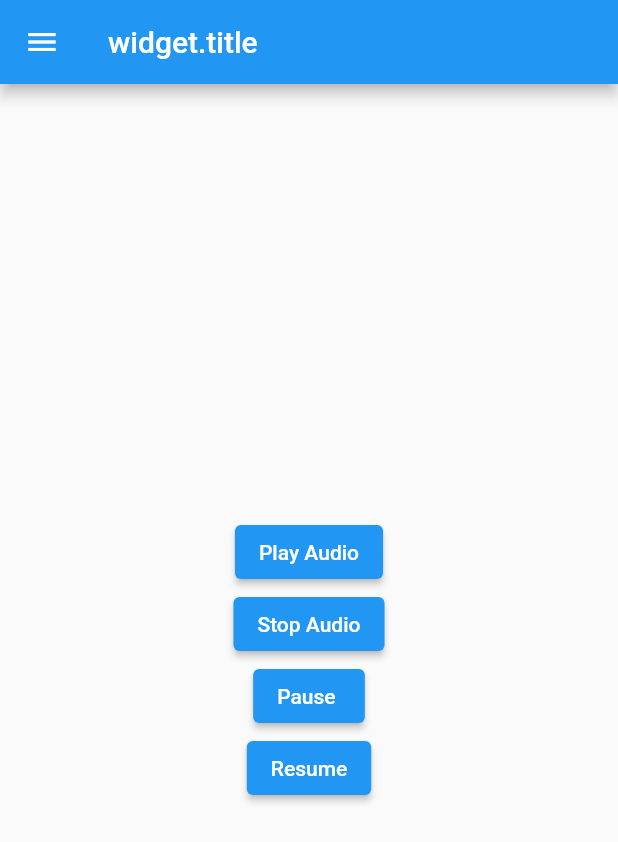
After one commit to JoniPahikainen/Wh_flutter_project, a Flutter app: the MusicPage screen opened directly, after a tap on "Play Audio", on a phone screen of 412 x 824 dp. The commit adds this screen. Shown: the top 842 px of the screen. Run offline on Flutter 3.47's test engine with Material 2 defaults, Android fonts, the light colour scheme and no system bars; our stand-ins replace audioplayers.

Commit message:
add music page

```diff
--- a/uusiaa/lib/DrawerFile.dart
+++ b/uusiaa/lib/DrawerFile.dart
@@ -1,4 +1,5 @@
 import 'package:flutter/material.dart';
+import 'package:uusiaa/MusicPage.dart';
 import 'NewPage.dart';
 import 'HomePage.dart';
 
@@ -50,12 +51,13 @@ class _MyDrawerState extends State<MyDrawer> {
           ),
           ListTile(
             leading: const Icon(Icons.contacts),
-            title: const Text('Contacts'),
+            title: const Text('Music'),
             onTap: () {
-              print('Pressed');
+              Navigator.of(context).push(
+                  MaterialPageRoute(builder: (context) => const MusicPage()));
             },
-            enabled: false,
-            // selected: true,
+            // enabled: false,
+            selected: true,
           ),
           ListTile(
             leading: const Icon(Icons.notifications),
--- /dev/null
+++ b/uusiaa/lib/MusicPage.dart
@@ -0,0 +1,59 @@
+import 'package:audioplayers/audioplayers.dart';
+import 'package:flutter/material.dart';
+import 'DrawerFile.dart';
+
+void main() => runApp(MaterialApp(
+      debugShowCheckedModeBanner: false,
+      theme: ThemeData(primarySwatch: Colors.blue),
+      home: const MusicPage(),
+    ));
+
+class MusicPage extends StatefulWidget {
+  const MusicPage({super.key});
+
+  @override
+  // ignore: library_private_types_in_public_api
+  _MusicPageState createState() => _MusicPageState();
+}
+
+class _MusicPageState extends State<MusicPage> {
+  final player = AudioPlayer();
+
+  @override
+  Widget build(BuildContext context) {
+    return Scaffold(
+      appBar: AppBar(
+        title: Text("widget.title"),
+      ),
+      drawer: const MyDrawer(),
+      body: Center(
+        child: Column(
+          mainAxisAlignment: MainAxisAlignment.center,
+          children: [
+            ElevatedButton(
+              onPressed: () {
+                player.play(AssetSource('music.mp3'));
+              },
+              child: const Text('Play Audio'),
+            ),
+            ElevatedButton(
+                onPressed: () {
+                  player.stop();
+                },
+                child: const Text('Stop Audio')),
+            ElevatedButton(
+                onPressed: () {
+                  player.pause();
+                },
+                child: const Text('Pause ')),
+            ElevatedButton(
+                onPressed: () {
+                  player.resume();
+                },
+                child: const Text('Resume')),
+          ],
+        ),
+      ),
+    );
+  }
+}
--- a/uusiaa/pubspec.yaml
+++ b/uusiaa/pubspec.yaml
@@ -28,6 +28,7 @@ environment:
 # the latest version available on pub.dev. To see which dependencies have newer
 # versions available, run `flutter pub outdated`.
 dependencies:
+  audioplayers: 1.1.0
   flutter:
     sdk: flutter
 
@@ -53,6 +54,7 @@ dev_dependencies:
 flutter:
   assets:
     - assets/images/
+    - assets/
 
   # The following line ensures that the Material Icons font is
   # included with your application, so that you can use the icons in
```
Also changed, not shown: uusiaa/pubspec.lock, 6 other files.
